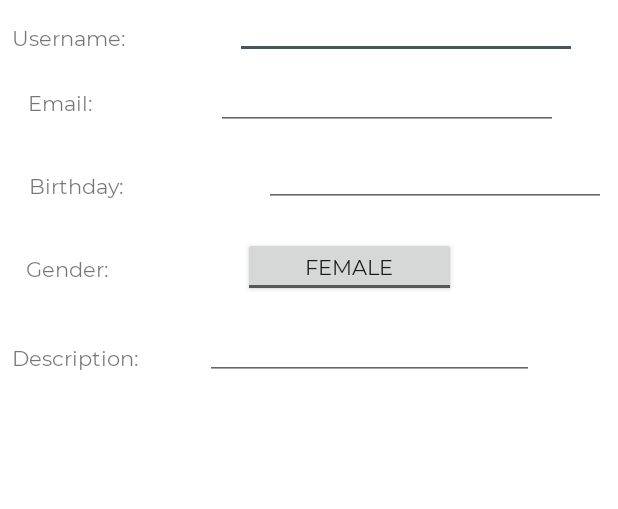
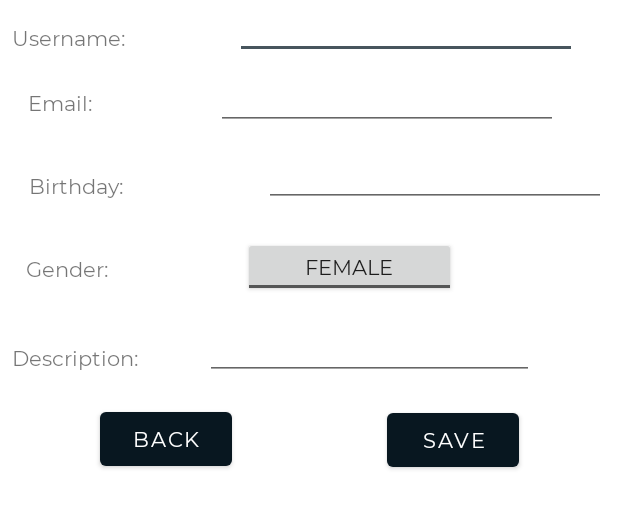
Before and after one commit to Flatot/Epicture, an Android app: the layout dialog_profile.xml on its own in the app's theme, with its tools: preview values and no code run, on a phone screen of 412 x 824 dp. Shown: the top 509 px of the screen. Run offline under Robolectric (Android 15) with nearby library versions, the phone set to English and light mode, and no system bars.

Commit message:
set profile back and save

```diff
--- a/app/src/main/res/layout/dialog_profile.xml
+++ b/app/src/main/res/layout/dialog_profile.xml
@@ -5,6 +5,20 @@
     android:layout_width="match_parent"
     android:layout_height="match_parent"
     xmlns:app="http://schemas.android.com/apk/res-auto">
+
+    <Button
+        android:id="@+id/save_profile"
+        android:layout_width="wrap_content"
+        android:layout_height="wrap_content"
+        android:layout_marginStart="93dp"
+        android:layout_marginLeft="93dp"
+        android:layout_marginTop="16dp"
+        android:layout_marginEnd="68dp"
+        android:layout_marginRight="68dp"
+        android:text="Save"
+        app:layout_constraintEnd_toEndOf="parent"
+        app:layout_constraintStart_toEndOf="@+id/back_profile"
+        app:layout_constraintTop_toBottomOf="@+id/i_desc" />
 
     <TextView
         android:id="@+id/username_label"
@@ -147,5 +161,19 @@
         app:layout_constraintStart_toEndOf="@+id/desc_label"
         app:layout_constraintTop_toBottomOf="@+id/i_gender" />
 
+    <Button
+        android:id="@+id/back_profile"
+        android:layout_width="wrap_content"
+        android:layout_height="wrap_content"
+        android:layout_marginStart="68dp"
+        android:layout_marginLeft="68dp"
+        android:layout_marginTop="16dp"
+        android:layout_marginEnd="10dp"
+        android:layout_marginRight="10dp"
+        android:text="Back"
+        app:layout_constraintEnd_toStartOf="@+id/save_profile"
+        app:layout_constraintStart_toStartOf="parent"
+        app:layout_constraintTop_toBottomOf="@+id/desc_label" />
+
 
 </android.support.constraint.ConstraintLayout>
```
